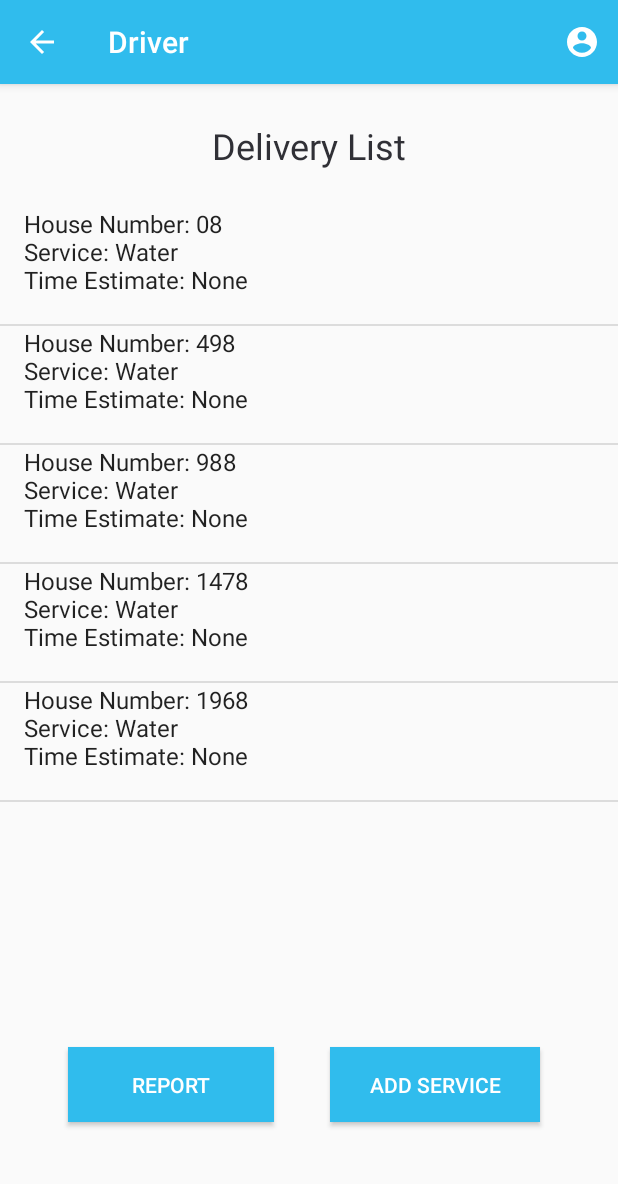
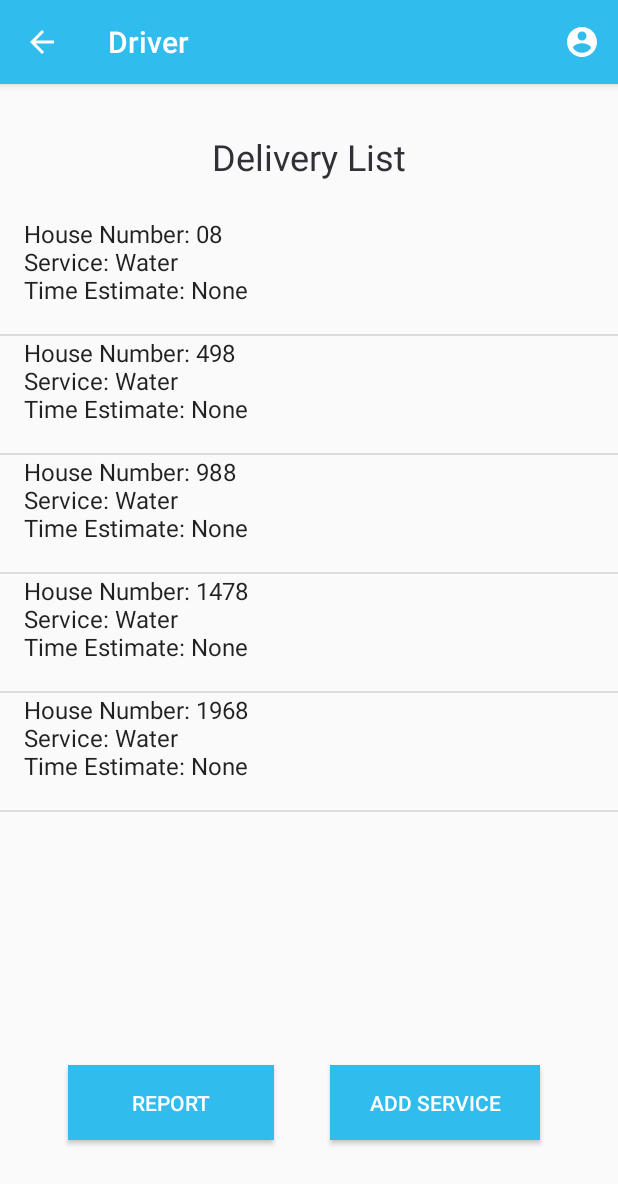
Before and after one commit to Northern-Village-Water-and-Sewage-App/Existing-Git-project, an Android app: the DriverActivity screen opened directly, with no data from a screen before it, on a phone screen of 412 x 824 dp. Shown: the top 1184 px of the screen. Run offline under Robolectric (Android 15) with nearby library versions, the phone set to English and light mode, and no system bars; network calls fail.

Commit message:
Minor changes

```diff
--- a/app/src/main/res/layout/activity_driver.xml
+++ b/app/src/main/res/layout/activity_driver.xml
@@ -13,22 +13,21 @@
 
     <ListView
         android:id="@+id/DriverWorklistListView"
-        android:layout_width="412dp"
-        android:layout_height="507dp"
-        android:layout_marginTop="32dp"
-        android:layout_marginBottom="128dp"
-        app:layout_constraintBottom_toBottomOf="parent"
+        android:layout_width="match_parent"
+        android:layout_height="0dp"
+        android:layout_marginTop="24dp"
+        android:layout_marginBottom="16dp"
+        app:layout_constraintBottom_toTopOf="@+id/driverMakeReportButton"
         app:layout_constraintEnd_toEndOf="parent"
         app:layout_constraintHorizontal_bias="0.0"
         app:layout_constraintStart_toStartOf="parent"
-        app:layout_constraintTop_toTopOf="parent"
-        app:layout_constraintVertical_bias="0.494" />
+        app:layout_constraintTop_toBottomOf="@+id/textView3" />
 
     <Button
         android:id="@+id/driverMakeReportButton"
         android:layout_width="137dp"
         android:layout_height="50dp"
-        android:layout_marginBottom="76dp"
+        android:layout_marginBottom="64dp"
         android:background="@color/colorPrimary"
         android:text="@string/report"
         android:textColor="@color/colorLightText"
@@ -41,25 +40,22 @@
         android:id="@+id/manualserviceButton"
         android:layout_width="140dp"
         android:layout_height="50dp"
-        android:layout_marginBottom="76dp"
         android:background="@color/colorPrimary"
         android:text="@string/add_service"
         android:textColor="@color/colorLightText"
-        app:layout_constraintBottom_toBottomOf="parent"
         app:layout_constraintEnd_toEndOf="parent"
         app:layout_constraintHorizontal_bias="0.81"
-        app:layout_constraintStart_toStartOf="parent" />
+        app:layout_constraintStart_toStartOf="parent"
+        app:layout_constraintTop_toTopOf="@+id/driverMakeReportButton" />
 
     <TextView
         android:id="@+id/textView3"
         android:layout_width="wrap_content"
         android:layout_height="wrap_content"
+        android:layout_marginTop="32dp"
         android:text="@string/delivery_list"
+        android:textColor="@color/colorDarkText"
         android:textSize="24sp"
-        android:layout_marginTop="8dp"
-        android:layout_marginBottom="8dp"
-        android:textColor="@color/colorDarkText"
-        app:layout_constraintBottom_toTopOf="@+id/DriverWorklistListView"
         app:layout_constraintEnd_toEndOf="parent"
         app:layout_constraintStart_toStartOf="parent"
         app:layout_constraintTop_toTopOf="parent" />
```
